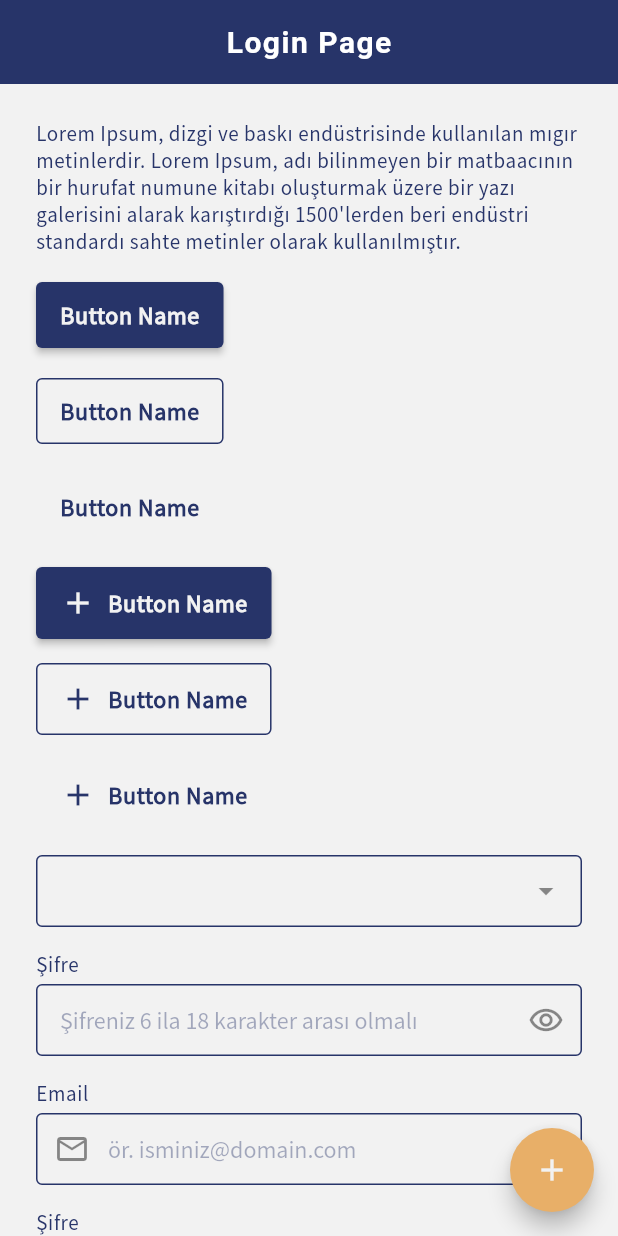
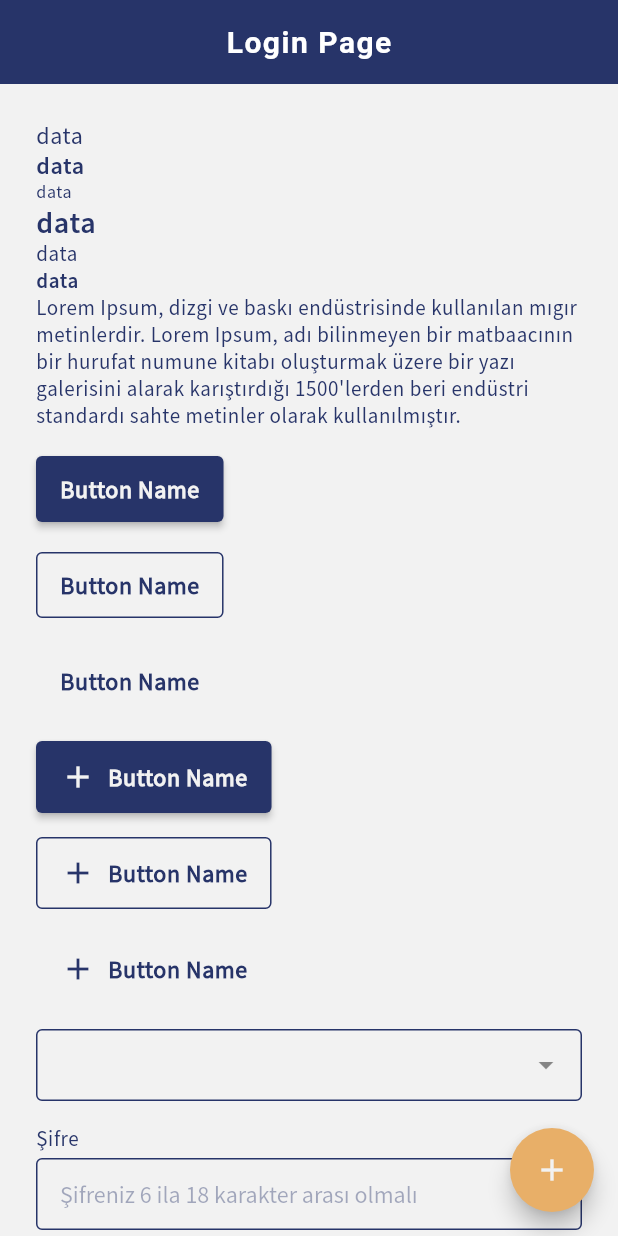
Before and after one commit to tozlukozmos/enterprise_resource_planning, a Flutter app: the screen it shows after launch, on a phone screen of 412 x 824 dp. Run offline on Flutter 3.47's test engine with Material 2 defaults, Android fonts, the phone set to English and light mode, and no system bars; drawn by our look-alikes of dropdown_search; our stand-ins replace flutter_secure_storage.

Commit message:
texts are fixed

```diff
--- a/lib/app_text.dart
+++ b/lib/app_text.dart
@@ -2,7 +2,7 @@ import 'package:flutter/material.dart';
 
 class AppText {
 
-  Widget header({
+  static Widget header({
     required String data,
     required Color color,
   }) {
@@ -13,7 +13,7 @@ class AppText {
     );
   }
 
-  Widget label({
+  static Widget label({
     required String data,
     required Color color,
   }) {
@@ -24,7 +24,7 @@ class AppText {
     );
   }
 
-  Widget labelBold({
+  static Widget labelBold({
     required String data,
     required Color color,
   }) {
@@ -35,7 +35,7 @@ class AppText {
     );
   }
 
-  Widget context({
+  static Widget context({
     required String data,
     required Color color,
   }) {
@@ -46,7 +46,7 @@ class AppText {
     );
   }
 
-  Widget contextBold({
+  static Widget contextBold({
     required String data,
     required Color color,
   }) {
@@ -57,7 +57,7 @@ class AppText {
     );
   }
 
-  Widget contextSmall({
+  static Widget contextSmall({
     required String data,
     required Color color,
   }) {
--- a/lib/views/login.dart
+++ b/lib/views/login.dart
@@ -1,3 +1,5 @@
+import 'package:enterprise_resource_planning/app_colors.dart';
+import 'package:enterprise_resource_planning/app_text.dart';
 import 'package:flutter/material.dart';
 
 import '../widgets/app_form.dart';
@@ -18,6 +20,12 @@ class Login extends StatelessWidget {
             Column(
               crossAxisAlignment: CrossAxisAlignment.start,
               children: [
+                AppText.context(data: 'data', color: AppColors.lightPrimary),
+                AppText.contextBold(data: 'data', color: AppColors.lightPrimary),
+                AppText.contextSmall(data: 'data', color: AppColors.lightPrimary),
+                AppText.header(data: 'data', color: AppColors.lightPrimary),
+                AppText.label(data: 'data', color: AppColors.lightPrimary),
+                AppText.labelBold(data: 'data', color: AppColors.lightPrimary),
                 const Text("Lorem Ipsum, dizgi ve baskı endüstrisinde kullanılan mıgır metinlerdir. Lorem Ipsum, adı bilinmeyen bir matbaacının bir hurufat numune kitabı oluşturmak üzere bir yazı galerisini alarak karıştırdığı 1500'lerden beri endüstri standardı sahte metinler olarak kullanılmıştır."),
                 const SizedBox(height: 16),
                 ElevatedButton(
```
